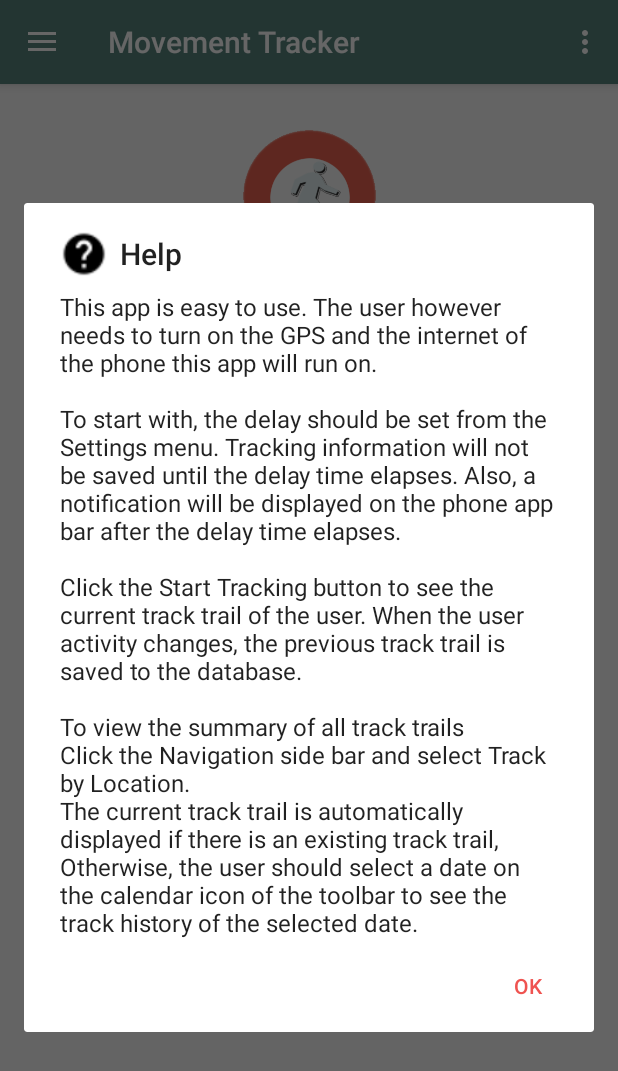
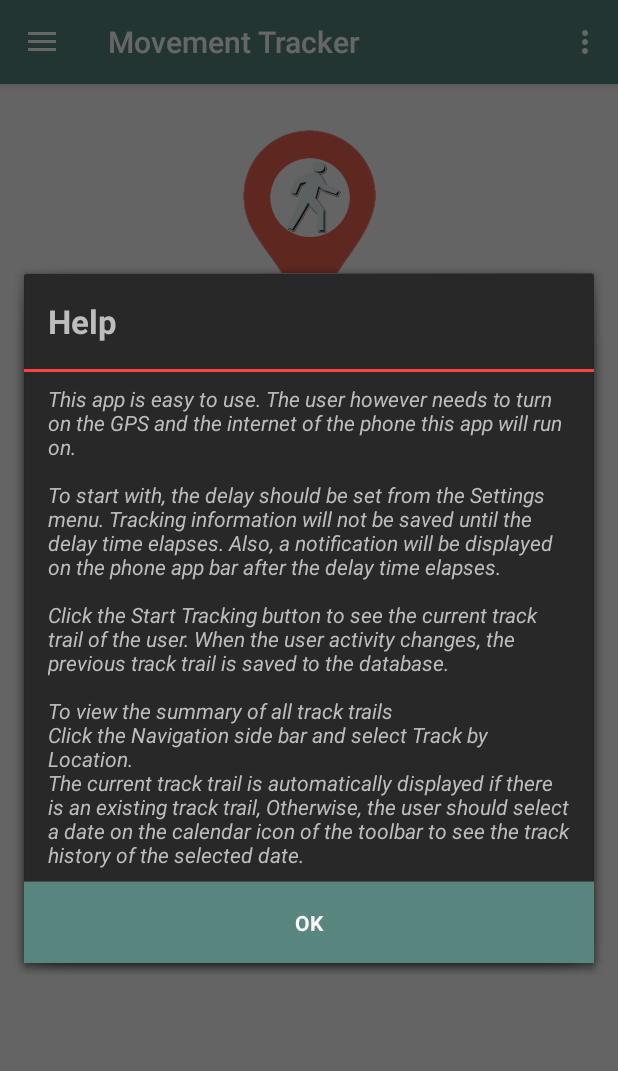
Before and after one commit to andela-bomotoso/MovementTracker, an Android app: the screen it shows after launch (MainActivity), in the options menu, after a tap on "Help", on a phone screen of 412 x 824 dp. Shown: the top 1071 px of the screen. Run offline under Robolectric (Android 15) with nearby library versions, the phone set to English and light mode, and no system bars.

Commit message:
Add a DialogDivider class to set dividers in alert dialogs

```diff
--- a/MovementTracker/app/src/main/java/com/andela/omotoso/bukola/movementtracker/activities/MainActivity.java
+++ b/MovementTracker/app/src/main/java/com/andela/omotoso/bukola/movementtracker/activities/MainActivity.java
@@ -1,6 +1,7 @@
 package com.andela.omotoso.bukola.movementtracker.activities;
 
 import android.app.AlertDialog;
+import android.app.Dialog;
 import android.app.PendingIntent;
 import android.content.BroadcastReceiver;
 import android.content.Context;
@@ -12,6 +13,7 @@ import com.andela.omotoso.bukola.movementtracker.R;
 import com.andela.omotoso.bukola.movementtracker.google_services.LocationDetector;
 import com.andela.omotoso.bukola.movementtracker.utilities.Constants;
 import com.andela.omotoso.bukola.movementtracker.utilities.DateHandler;
+import com.andela.omotoso.bukola.movementtracker.utilities.DialogDivider;
 import com.andela.omotoso.bukola.movementtracker.utilities.Launcher;
 import com.andela.omotoso.bukola.movementtracker.utilities.Notifier;
 import com.andela.omotoso.bukola.movementtracker.utilities.SharedPreferenceManager;
@@ -84,7 +86,9 @@ public class MainActivity extends AppCompatActivity
     private String locationText;
     private String location;
     private CountDownTimer countDownTimer;
-    ContextThemeWrapper ctw;
+    private ContextThemeWrapper ctw;
+    private DialogDivider dialogDivider;
+    private Dialog dialog;
 
     @Override
     protected void onCreate(Bundle savedInstanceState) {
@@ -121,6 +125,8 @@ public class MainActivity extends AppCompatActivity
                 this, drawer, toolbar, R.string.navigation_drawer_open, R.string.navigation_drawer_close);
         drawer.setDrawerListener(toggle);
         toggle.syncState();
+
+        dialogDivider = new DialogDivider(this,dialog);
 
         trackerButton = (ToggleButton) findViewById(R.id.tracker_button);
         trackerButton.setOnClickListener(new View.OnClickListener() {
@@ -447,8 +453,7 @@ public class MainActivity extends AppCompatActivity
 
     public void displayAppInfo() {
 
-      AlertDialog dialog =  new AlertDialog.Builder(ctw)
-
+          dialog =  new AlertDialog.Builder(ctw)
                 .setTitle(R.string.application_info)
                 .setMessage(Constants.APP_INFO)
                 .setPositiveButton(R.string.ok, new DialogInterface.OnClickListener() {
@@ -459,19 +464,17 @@ public class MainActivity extends AppCompatActivity
                     }
                 })
                 .show();
-        int titleDividerId = getResources().getIdentifier("titleDivider", "id", "android");
-        View titleDivider = dialog.findViewById(titleDividerId);
-        if (titleDivider != null)
-            titleDivider.setBackgroundColor(getResources().getColor(android.R.color.holo_red_light));
+            dialogDivider.setDialog(dialog);
+            dialogDivider.setDivider();
+
     }
 
     public void displayHelp() {
 
-        new AlertDialog.Builder(MainActivity.this)
+       dialog = new AlertDialog.Builder(ctw)
 
                 .setTitle(R.string.help)
                 .setMessage(Constants.HELP)
-                .setIcon(R.drawable.ic_help_black_18dp)
                 .setPositiveButton(R.string.ok, new DialogInterface.OnClickListener() {
 
                     @Override
@@ -480,6 +483,8 @@ public class MainActivity extends AppCompatActivity
                     }
                 })
                 .show();
+        dialogDivider.setDialog(dialog);
+        dialogDivider.setDivider();
     }
 
     public class Receiver extends BroadcastReceiver {
--- /dev/null
+++ b/MovementTracker/app/src/main/java/com/andela/omotoso/bukola/movementtracker/utilities/DialogDivider.java
@@ -0,0 +1,29 @@
+package com.andela.omotoso.bukola.movementtracker.utilities;
+
+import android.app.Dialog;
+import android.content.Context;
+import android.view.View;
+
+/**
+ * Created by GRACE on 1/23/2016.
+ */
+public class DialogDivider {
+    Context context;
+    Dialog dialog;
+
+    public DialogDivider(Context context, Dialog dialog) {
+        this.context = context;
+        this.dialog = dialog;
+    }
+
+    public void setDialog(Dialog dialog) {
+        this.dialog = dialog;
+    }
+
+    public void setDivider() {
+        int titleDividerId = context.getResources().getIdentifier("titleDivider", "id", "android");
+        View titleDivider = dialog.findViewById(titleDividerId);
+        if (titleDivider != null)
+            titleDivider.setBackgroundColor(context.getResources().getColor(android.R.color.holo_red_light));
+    }
+}
--- a/MovementTracker/app/src/main/res/values/styles.xml
+++ b/MovementTracker/app/src/main/res/values/styles.xml
@@ -21,5 +21,9 @@
         <item name="android:background">#E0F2F1</item>
     </style>
 
+    <style name="dialog_title_style" parent="android:Widget.TextView">
+        <item name="android:background">@color/toolbar_background</item>
+        <item name="android:padding">10dp</item>
+    </style>
 
 </resources>
--- a/MovementTracker/app/src/main/res/values/tracker_styles.xml
+++ b/MovementTracker/app/src/main/res/values/tracker_styles.xml
@@ -23,14 +23,13 @@
 
     <style name="DialogWindowTitle.Tracker" parent="@style/DialogWindowTitle_Holo">
         <item name="android:textAppearance">@style/TextAppearance.Tracker.DialogWindowTitle</item>
-
     </style>
 
     <style name="TextAppearance.Tracker.DialogWindowTitle" parent="@android:style/TextAppearance.Holo.DialogWindowTitle">
         <item name="android:textColor">@color/border_stroke</item>
         <item name="android:fontFamily">sans-serif</item>
+        <item name="android:textStyle">bold</item>
 
-        <item name="android:textStyle">normal</item>
     </style>
 
     <style name="TextAppearance.Tracker.Medium" parent="@android:style/TextAppearance.Holo.Medium">
--- a/MovementTracker/app/src/main/res/values/tracker_themes.xml
+++ b/MovementTracker/app/src/main/res/values/tracker_themes.xml
@@ -15,5 +15,4 @@
     </style>
 
 
-
 </resources>
```
Also changed, not shown: MovementTracker/app/src/main/java/com/andela/omotoso/bukola/movementtracker/activities/SettingsActivity.java (+7 -1 lines), MovementTracker/app/src/main/res/drawable/ic_help_white_24dp.png (added), MovementTracker/app/src/main/res/drawable/ic_info_white_24dp.png (added).
